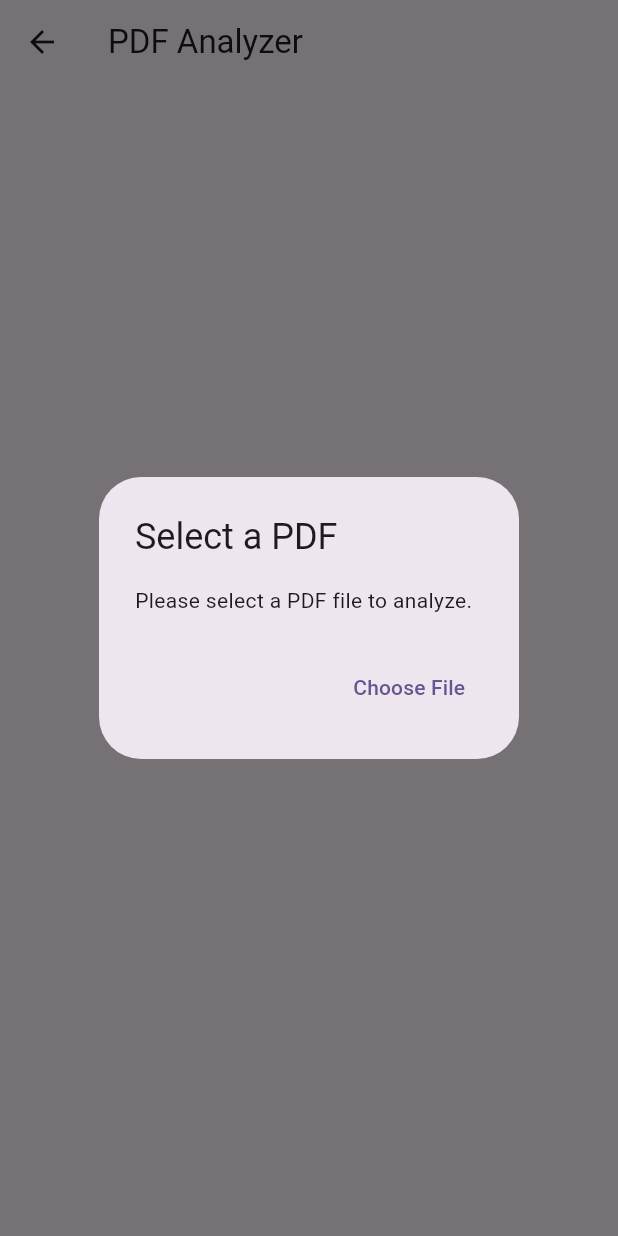
After one commit to PRG-Alpha-231/skillmentor, a Flutter app: the PDFAnalyzerPage screen opened directly, after a tap on "Pick PDF File", on a phone screen of 412 x 824 dp. The commit adds this screen. Run offline on Flutter 3.47's test engine with Material 3 defaults, Android fonts, the phone set to English and light mode, and no system bars; our stand-ins replace file_picker.

Commit message:
last updt(19)

```diff
--- /dev/null
+++ b/lib/users/screens/pdf_analyzer.dart
@@ -0,0 +1,129 @@
+import 'dart:convert';
+import 'dart:io';
+import 'package:flutter/material.dart';
+import 'package:file_picker/file_picker.dart';
+import 'package:http/http.dart' as http;
+
+class PDFAnalyzerPage extends StatefulWidget {
+  @override
+  _PDFAnalyzerPageState createState() => _PDFAnalyzerPageState();
+}
+
+class _PDFAnalyzerPageState extends State<PDFAnalyzerPage> {
+  File? _selectedFile;
+  bool _isUploading = false;
+  String? _extractedText;
+  bool _showChat = false;
+
+  @override
+  void initState() {
+    super.initState();
+    Future.delayed(Duration.zero, () {
+      if (_selectedFile == null) {
+        _showFileSelectionDialog();
+      }
+    });
+  }
+
+  Future<void> _pickPDF() async {
+    FilePickerResult? result = await FilePicker.platform.pickFiles(type: FileType.custom, allowedExtensions: ['pdf']);
+    if (result != null) {
+      setState(() {
+        _selectedFile = File(result.files.single.path!);
+      });
+      _uploadPDF();
+    }
+  }
+
+  Future<void> _uploadPDF() async {
+    if (_selectedFile == null) {
+      _showFileSelectionDialog();
+      return;
+    }
+
+    setState(() {
+      _isUploading = true;
+      _extractedText = null;
+    });
+
+    var request = http.MultipartRequest('POST', Uri.parse('https://your-api-url.com/upload-pdf'));
+    request.files.add(await http.MultipartFile.fromPath('uploaded_pdf', _selectedFile!.path));
+
+    var response = await request.send();
+
+    if (response.statusCode == 201) {
+      var responseData = json.decode(await response.stream.bytesToString());
+      setState(() {
+        _extractedText = responseData['extracted_text'];
+        _showChat = true;
+      });
+    } else {
+      ScaffoldMessenger.of(context).showSnackBar(SnackBar(content: Text('Failed to upload PDF')));
+    }
+
+    setState(() {
+      _isUploading = false;
+    });
+  }
+
+  void _showFileSelectionDialog() {
+    showDialog(
+      context: context,
+      barrierDismissible: false,
+      builder: (BuildContext context) {
+        return AlertDialog(
+          title: Text('Select a PDF'),
+          content: Text('Please select a PDF file to analyze.'),
+          actions: [
+            TextButton(
+              onPressed: () {
+                Navigator.of(context).pop();
+                _pickPDF();
+              },
+              child: Text('Choose File'),
+            ),
+          ],
+        );
+      },
+    );
+  }
+
+  @override
+  Widget build(BuildContext context) {
+    return Scaffold(
+      appBar: AppBar(title: Text('PDF Analyzer')),
+      body: Center(
+        child: _showChat
+            ? ChatScreen(extractedText: _extractedText!)
+            : _isUploading
+            ? Column(
+          mainAxisAlignment: MainAxisAlignment.center,
+          children: [
+            CircularProgressIndicator(),
+            SizedBox(height: 16),
+            Text('Uploading and analyzing your PDF...')
+          ],
+        )
+            : ElevatedButton(
+          onPressed: _pickPDF,
+          child: Text('Pick PDF File'),
+        ),
+      ),
+    );
+  }
+}
+
+class ChatScreen extends StatelessWidget {
+  final String extractedText;
+  ChatScreen({required this.extractedText});
+
+  @override
+  Widget build(BuildContext context) {
+    return Scaffold(
+      appBar: AppBar(title: Text('Chat with PDF')),
+      body: Center(
+        child: Text('Chatbot Interface for PDF Analysis Goes Here'),
+      ),
+    );
+  }
+}
--- a/lib/users/screens/resource_screen.dart
+++ b/lib/users/screens/resource_screen.dart
@@ -1,6 +1,7 @@
 import 'package:flutter/material.dart';
 import 'package:skillmentor/users/screens/flashcards_screen.dart';
 import 'package:skillmentor/users/screens/materials_screen.dart';
+import 'package:skillmentor/users/screens/pdf_analyzer.dart';
 import 'package:skillmentor/users/screens/profile_screen.dart';
 import 'package:skillmentor/users/screens/questionpapers_screen.dart';
 import 'package:skillmentor/users/screens/quicknotes_screen.dart';
@@ -81,6 +82,16 @@ class ResourcesScreen extends StatelessWidget {
                   icon: Icons.description, // File icon for question papers
                   onTap: () {
                     Navigator.push(context, MaterialPageRoute(builder: (context) => QuestionpapersScreen()));
+                  },
+                ),
+                SizedBox(height: 16),
+                CustomResourceCard(
+                  title: "PDF Analyzer",
+                  description: "Analyze your PDFs with the help of AI.",
+                  bgColor: Color(0xFFFFC4C4), // Brighter pastel red
+                  icon: Icons.picture_as_pdf, // PDF icon
+                  onTap: () {
+                    Navigator.push(context, MaterialPageRoute(builder: (context) => PDFAnalyzerPage()));
                   },
                 ),
               ],
```
Also changed, not shown: lib/users/screens/AdminHomeScreen.dart (+67 -173 lines), lib/users/screens/add_institute.dart (added, +66 -0 lines), lib/users/screens/admin.dart (+3 -8 lines).
